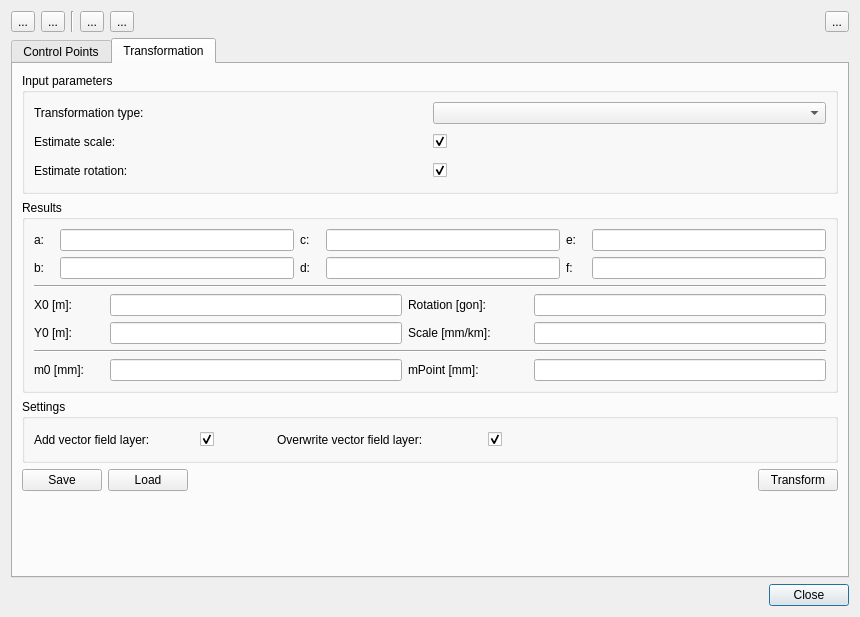
edigonzales-archiv/qgis_helmert2d, file helmert2d_dialog_base.ui: the form before one commit.
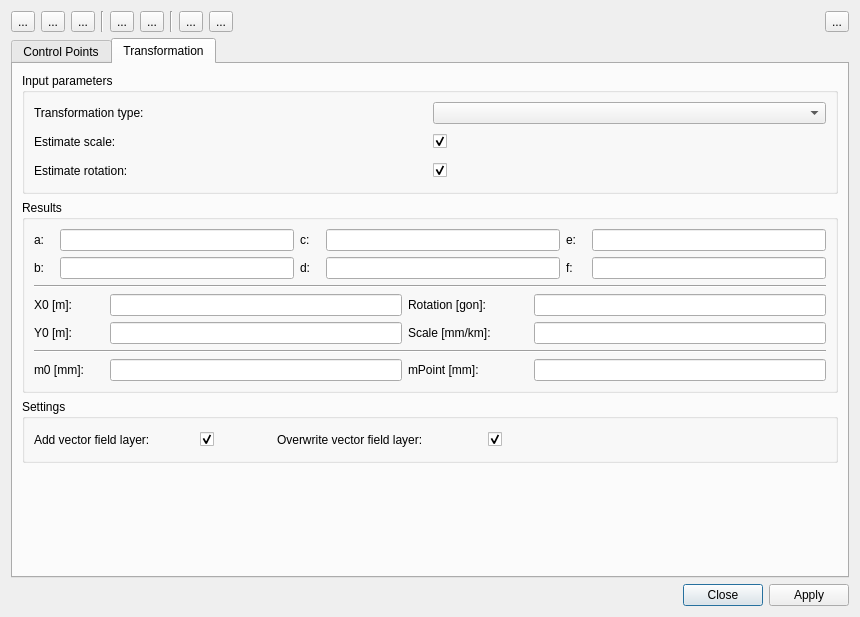
The form after the commit. The open tabs and pages were chosen to show the change. Custom widgets are drawn as their Qt base class.

Commit message: residuals enlarger/reducer, transform als apply button resp. umgekehrt

The edit to the form file:
```diff
--- a/helmert2d_dialog_base.ui
+++ b/helmert2d_dialog_base.ui
@@ -23,7 +23,7 @@
       <enum>Qt::Horizontal</enum>
      </property>
      <property name="standardButtons">
-      <set>QDialogButtonBox::Close</set>
+      <set>QDialogButtonBox::Apply|QDialogButtonBox::Close</set>
      </property>
     </widget>
    </item>
@@ -31,6 +31,37 @@
     <layout class="QHBoxLayout" name="horizontalLayout_3">
      <item>
       <layout class="QHBoxLayout" name="horizontalLayout_6">
+       <item>
+        <widget class="QToolButton" name="toolButtonLoad">
+         <property name="text">
+          <string>...</string>
+         </property>
+        </widget>
+       </item>
+       <item>
+        <widget class="QToolButton" name="toolButtonSave">
+         <property name="text">
+          <string>...</string>
+         </property>
+        </widget>
+       </item>
+       <item>
+        <widget class="QToolButton" name="toolButtonSaveAs">
+         <property name="text">
+          <string>...</string>
+         </property>
+        </widget>
+       </item>
+       <item>
+        <widget class="QFrame" name="frame">
+         <property name="frameShape">
+          <enum>QFrame::VLine</enum>
+         </property>
+         <property name="frameShadow">
+          <enum>QFrame::Sunken</enum>
+         </property>
+        </widget>
+       </item>
        <item>
         <widget class="QToolButton" name="toolBtnIdentify">
          <property name="enabled">
@@ -55,7 +86,7 @@
         </widget>
        </item>
        <item>
-        <widget class="QFrame" name="frame">
+        <widget class="QFrame" name="frame_2">
          <property name="frameShape">
           <enum>QFrame::VLine</enum>
          </property>
@@ -152,6 +183,19 @@
        <string>Transformation</string>
       </attribute>
       <layout class="QGridLayout" name="gridLayout_11">
+       <item row="3" column="0">
+        <spacer name="verticalSpacer">
+         <property name="orientation">
+          <enum>Qt::Vertical</enum>
+         </property>
+         <property name="sizeHint" stdset="0">
+          <size>
+           <width>20</width>
+           <height>40</height>
+          </size>
+         </property>
+        </spacer>
+       </item>
        <item row="0" column="0">
         <widget class="QgsCollapsibleGroupBox" name="mGroupBox">
          <property name="title">
@@ -607,57 +651,6 @@
          </layout>
         </widget>
        </item>
-       <item row="3" column="0">
-        <layout class="QHBoxLayout" name="horizontalLayout_17">
-         <item>
-          <widget class="QPushButton" name="pushButton">
-           <property name="text">
-            <string>Save</string>
-           </property>
-          </widget>
-         </item>
-         <item>
-          <widget class="QPushButton" name="pushButton_2">
-           <property name="text">
-            <string>Load</string>
-           </property>
-          </widget>
-         </item>
-         <item>
-          <spacer name="horizontalSpacer_10">
-           <property name="orientation">
-            <enum>Qt::Horizontal</enum>
-           </property>
-           <property name="sizeHint" stdset="0">
-            <size>
-             <width>40</width>
-             <height>20</height>
-            </size>
-           </property>
-          </spacer>
-         </item>
-         <item>
-          <widget class="QPushButton" name="transformBtn">
-           <property name="text">
-            <string>Transform</string>
-           </property>
-          </widget>
-         </item>
-        </layout>
-       </item>
-       <item row="4" column="0">
-        <spacer name="verticalSpacer">
-         <property name="orientation">
-          <enum>Qt::Vertical</enum>
-         </property>
-         <property name="sizeHint" stdset="0">
-          <size>
-           <width>20</width>
-           <height>40</height>
-          </size>
-         </property>
-        </spacer>
-       </item>
       </layout>
      </widget>
     </widget>
```
Left out of the diff: 10 changed lines with no effect on the pictures. The commit also changes 10 other files.
